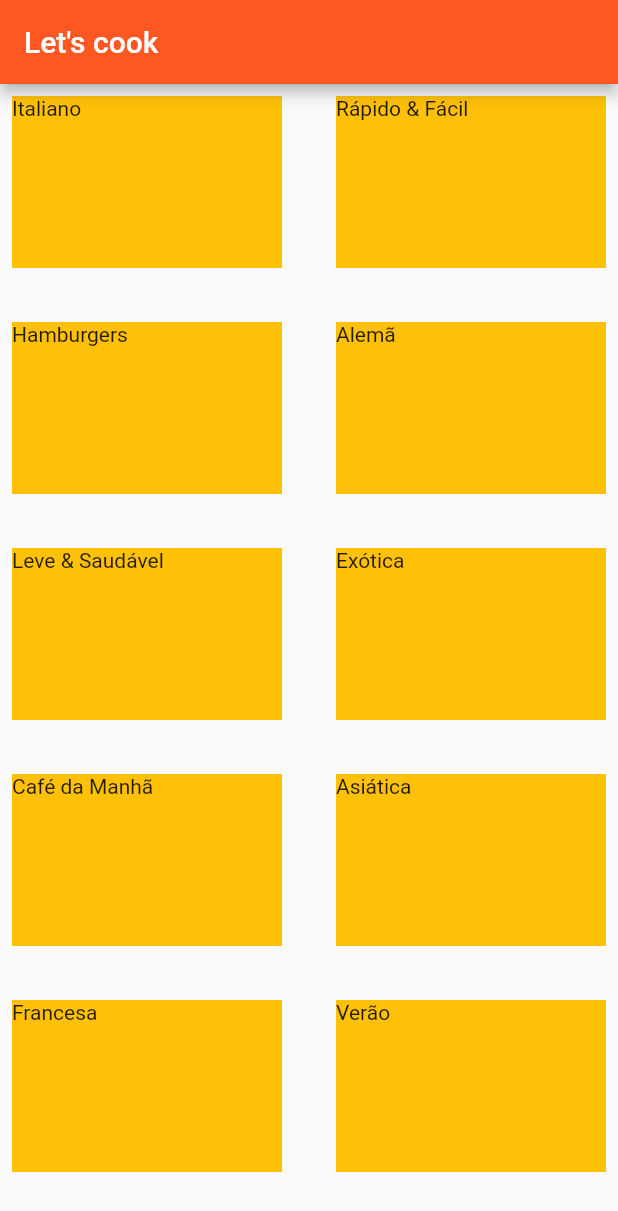
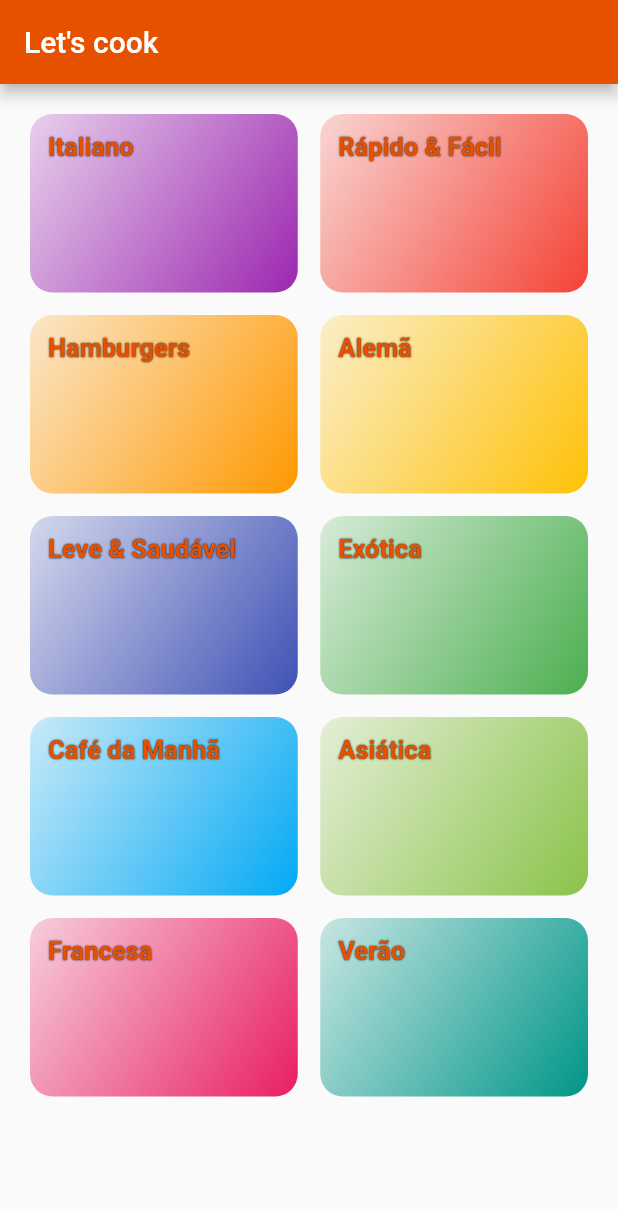
Before and after one commit to hansmboron/let-s-cook, a Flutter app: the screen it shows after launch, on a phone screen of 412 x 824 dp. Shown: the top 1211 px of the screen. Run offline on Flutter 3.47's test engine with Material 2 defaults, Android fonts, the phone set to English and light mode, and no system bars.

Commit message:
um pouco de stilo e cores

```diff
--- a/lib/components/category_item.dart
+++ b/lib/components/category_item.dart
@@ -8,11 +8,31 @@ class CategoryItem extends StatelessWidget {
 
   @override
   Widget build(BuildContext context) {
-    return Padding(
-      padding: const EdgeInsets.all(8.0),
-      child: Container(
-        color: Colors.amber,
-        child: Text(category.title),
+    return Container(
+      padding: EdgeInsets.all(12),
+      child: Text(
+        category.title,
+        style: TextStyle(
+            color: Theme.of(context).primaryColor,
+            fontWeight: FontWeight.bold,
+            fontSize: 17,
+            shadows: [
+              Shadow(
+                color: Colors.black,
+                blurRadius: 1.0,
+              )
+            ]),
+      ),
+      decoration: BoxDecoration(
+        borderRadius: BorderRadius.circular(15),
+        gradient: LinearGradient(
+          colors: [
+            category.color.withOpacity(0.2),
+            category.color,
+          ],
+          begin: Alignment.topLeft,
+          end: Alignment.bottomRight,
+        ),
       ),
     );
   }
--- a/lib/main.dart
+++ b/lib/main.dart
@@ -11,8 +11,9 @@ class MyApp extends StatelessWidget {
   Widget build(BuildContext context) {
     return MaterialApp(
       title: "Let's cook",
+      debugShowCheckedModeBanner: false,
       theme: ThemeData(
-        primarySwatch: Colors.deepOrange,
+        primaryColor: Colors.orange.shade900,
         visualDensity: VisualDensity.adaptivePlatformDensity,
       ),
       home: Home(),
--- a/lib/pages/categories_screen.dart
+++ b/lib/pages/categories_screen.dart
@@ -6,11 +6,13 @@ class CategoriesScreen extends StatelessWidget {
   @override
   Widget build(BuildContext context) {
     return GridView(
+      padding: EdgeInsets.all(20),
+      physics: BouncingScrollPhysics(),
       gridDelegate: SliverGridDelegateWithMaxCrossAxisExtent(
         maxCrossAxisExtent: 200,
         childAspectRatio: 1.5,
-        crossAxisSpacing: 20,
-        mainAxisSpacing: 20,
+        crossAxisSpacing: 15,
+        mainAxisSpacing: 15,
       ),
       children: DUMMY_CATEGORIES.map((cat) {
         return CategoryItem(cat);
```
Also changed, not shown: lib/assets/fonts/Raleway-Black.ttf (added), lib/assets/fonts/Raleway-Bold.ttf (added), lib/assets/fonts/Raleway-Regular.ttf (added), lib/assets/fonts/RobotoCondensed-Bold.ttf (added), lib/assets/fonts/RobotoCondensed-Italic.ttf (added), lib/assets/fonts/RobotoCondensed-Light.ttf (added), lib/assets/fonts/RobotoCondensed-Regular.ttf (added).
